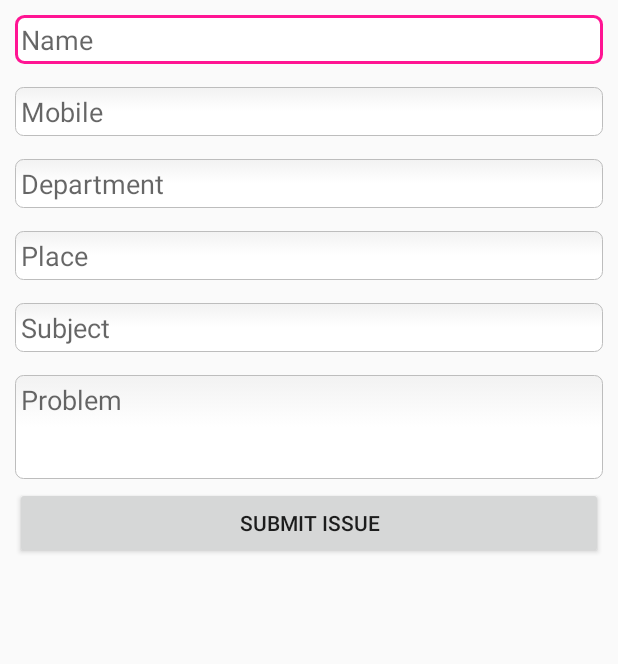
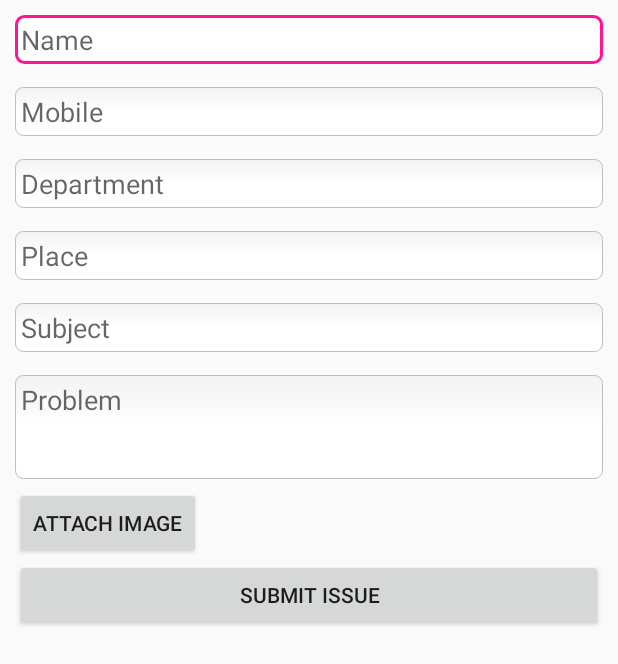
Before and after one commit to annemhp/ProjectAMobile, an Android app: the layout activity_reports.xml on its own in the app's theme, with its tools: preview values and no code run, on a phone screen of 412 x 824 dp. Shown: the top 664 px of the screen. Run offline under Robolectric (Android 15) with nearby library versions, the phone set to English and light mode, and no system bars.

Commit message:
Image Attachment Upload

```diff
--- a/app/build.gradle
+++ b/app/build.gradle
@@ -44,6 +44,7 @@ dependencies {
     // Firebase
     compile 'com.google.firebase:firebase-database:9.0.0'
     compile 'com.google.firebase:firebase-auth:9.0.0'
+    compile 'com.google.firebase:firebase-storage:9.0.0'
     compile 'com.google.firebase:firebase-config:9.0.0'
     compile 'com.google.android.gms:play-services-appinvite:9.0.0'
     compile 'com.google.firebase:firebase-messaging:9.0.0'
--- a/app/src/main/res/layout/activity_reports.xml
+++ b/app/src/main/res/layout/activity_reports.xml
@@ -80,7 +80,7 @@
         android:scrollbars="vertical"
         android:background="@drawable/rounded_edittext"
         android:layout_marginBottom = "5dp"/>
-    <!--<RelativeLayout
+  <RelativeLayout
         android:layout_width="match_parent"
         android:layout_height="wrap_content">
         <Button
@@ -99,7 +99,16 @@
             android:layout_toRightOf="@+id/buttonImage"
             android:layout_toEndOf="@+id/buttonImage"
             android:layout_marginLeft="10dp"/>
-    </RelativeLayout>-->
+      <Button android:visibility="gone"
+          android:id="@+id/btnImageAttachment"
+          android:text="@string/btnImageAttachment"
+          android:layout_centerVertical="true"
+          android:layout_width="match_parent"
+          android:layout_height="wrap_content"
+          android:layout_toRightOf="@+id/buttonImage"
+          android:layout_toEndOf="@+id/buttonImage"
+          android:layout_marginLeft="10dp" />
+    </RelativeLayout>
 
     <Button
         android:id="@+id/buttonSubmit"
--- a/app/src/main/res/values/strings.xml
+++ b/app/src/main/res/values/strings.xml
@@ -25,4 +25,5 @@
     <string name="title_activity_reports">Submit your problem</string>
     <string name="title_activity_contacts">Biography</string> <!--title for the title dialog box-->
     <string name="problem_details">Problem Details :</string>
+    <string name="btnImageAttachment">View Attached File</string>
 </resources>
```
Also changed, not shown: app/src/main/java/Models/ReportProblem.java (+5 -4 lines), app/src/main/java/com/mymla/development/hsb/ReportsActivity.java (+109 -14 lines), app/src/main/res/layout/image_attachment.xml (added, +14 -0 lines).
